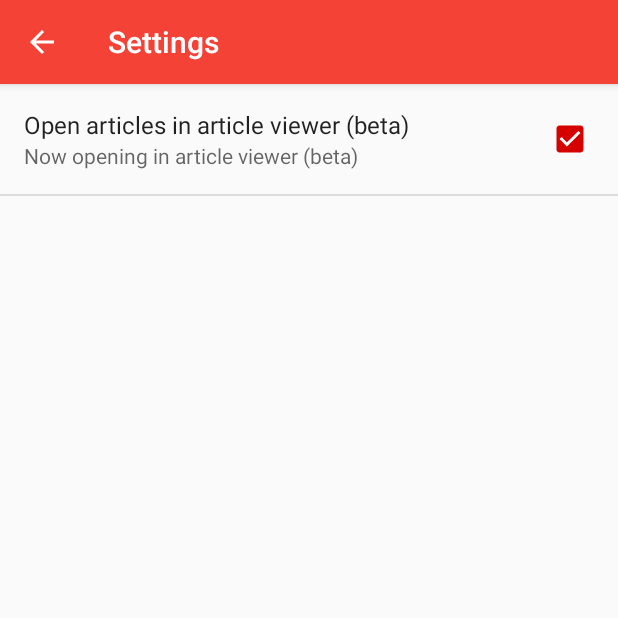
After one commit to akashyssboddeda/TheVerge, an Android app: the SettingsActivity screen opened directly, with no data from a screen before it, on a phone screen of 412 x 824 dp, the top half of it. The commit adds this screen. Run offline under Robolectric (Android 15) with nearby library versions, the phone set to English and light mode, and no system bars.

Commit message:
Create settings activity

```diff
--- a/app/build.gradle
+++ b/app/build.gradle
@@ -6,7 +6,7 @@ android {
 
     defaultConfig {
         applicationId "com.teinproductions.tein.theverge"
-        minSdkVersion 9
+        minSdkVersion 11
         targetSdkVersion 23
         versionCode 1
         versionName "1.0"
--- a/app/src/main/AndroidManifest.xml
+++ b/app/src/main/AndroidManifest.xml
@@ -47,5 +47,9 @@
         <activity
             android:name=".AuthorActivity"
             android:label="@string/author_info" />
+
+        <activity
+            android:name=".settings.SettingsActivity"
+            android:label="@string/settings" />
     </application>
 </manifest>
--- a/app/src/main/java/com/teinproductions/tein/theverge/MainActivity.java
+++ b/app/src/main/java/com/teinproductions/tein/theverge/MainActivity.java
@@ -19,6 +19,8 @@ import android.text.TextWatcher;
 import android.view.Menu;
 import android.view.MenuItem;
 import android.widget.EditText;
+
+import com.teinproductions.tein.theverge.settings.SettingsActivity;
 
 public class MainActivity extends AppCompatActivity implements NavigationView.OnNavigationItemSelectedListener {
     /* -- SKETCH --
@@ -131,6 +133,8 @@ public class MainActivity extends AppCompatActivity implements NavigationView.On
                     }
                 });
                 break;
+            case R.id.settings:
+                startActivity(new Intent(this, SettingsActivity.class));
             default:
                 return false;
         }
--- /dev/null
+++ b/app/src/main/java/com/teinproductions/tein/theverge/settings/SettingsActivity.java
@@ -0,0 +1,31 @@
+package com.teinproductions.tein.theverge.settings;
+
+import android.os.Bundle;
+import android.support.v7.app.AppCompatActivity;
+import android.support.v7.widget.Toolbar;
+import android.view.MenuItem;
+
+import com.teinproductions.tein.theverge.R;
+
+
+public class SettingsActivity extends AppCompatActivity {
+
+    @Override
+    public void onCreate(Bundle savedInstanceState) {
+        super.onCreate(savedInstanceState);
+        setContentView(R.layout.activity_settings);
+        Toolbar toolbar = (Toolbar) findViewById(R.id.toolbar);
+        setSupportActionBar(toolbar);
+        getSupportActionBar().setDisplayHomeAsUpEnabled(true);
+    }
+
+    @Override
+    public boolean onOptionsItemSelected(MenuItem item) {
+        if (item.getItemId() == android.R.id.home) {
+            finish();
+            return true;
+        }
+
+        return false;
+    }
+}
--- /dev/null
+++ b/app/src/main/java/com/teinproductions/tein/theverge/settings/SettingsFragment.java
@@ -0,0 +1,18 @@
+package com.teinproductions.tein.theverge.settings;
+
+import android.os.Bundle;
+import android.preference.PreferenceFragment;
+import android.preference.PreferenceManager;
+
+import com.teinproductions.tein.theverge.R;
+
+public class SettingsFragment extends PreferenceFragment {
+
+    @Override
+    public void onCreate(Bundle savedInstanceState) {
+        super.onCreate(savedInstanceState);
+
+        PreferenceManager.setDefaultValues(getActivity(), R.xml.preferences, false);
+        addPreferencesFromResource(R.xml.preferences);
+    }
+}
--- /dev/null
+++ b/app/src/main/res/layout/activity_settings.xml
@@ -0,0 +1,24 @@
+<android.support.design.widget.CoordinatorLayout xmlns:android="http://schemas.android.com/apk/res/android"
+    xmlns:app="http://schemas.android.com/apk/res-auto"
+    android:id="@+id/root"
+    android:layout_width="match_parent"
+    android:layout_height="match_parent">
+
+    <android.support.design.widget.AppBarLayout
+        android:layout_width="match_parent"
+        android:layout_height="wrap_content">
+
+        <include
+            android:id="@+id/toolbar"
+            layout="@layout/layout_toolbar"
+            app:layout_scrollFlags="scroll|enterAlways" />
+    </android.support.design.widget.AppBarLayout>
+
+    <!-- TODO Do something with NestedScrollView to let CoordinatorLayout work-->
+    <fragment
+        android:id="@+id/preference_fragment"
+        class="com.teinproductions.tein.theverge.settings.SettingsFragment"
+        android:layout_width="match_parent"
+        android:layout_height="match_parent"
+        app:layout_behavior="@string/appbar_scrolling_view_behavior" />
+</android.support.design.widget.CoordinatorLayout>
--- a/app/src/main/res/values/strings.xml
+++ b/app/src/main/res/values/strings.xml
@@ -2,7 +2,7 @@
     <string name="app_name">The Verge</string>
 
     <string name="hello_world">Hello world!</string>
-    <string name="action_settings">Settings</string>
+    <string name="settings">Settings</string>
     <string name="no_network">Not connected to a network</string>
     <string name="refresh">Refresh</string>
     <string name="enter_url">Enter URL</string>
@@ -34,4 +34,7 @@
     <string name="author_info">Author info</string>
     <string name="view_in_browser">View in browser</string>
     <string name="copy_url">Copy URL</string>
+    <string name="preference_use_article_viewer_title">Open articles in article viewer (beta)</string>
+    <string name="preference_use_article_viewer_on">Now opening in article viewer (beta)</string>
+    <string name="preference_use_article_viewer_off">Now opening in browser view</string>
 </resources>
--- /dev/null
+++ b/app/src/main/res/xml/preferences.xml
@@ -0,0 +1,9 @@
+<?xml version="1.0" encoding="utf-8"?>
+<PreferenceScreen xmlns:android="http://schemas.android.com/apk/res/android">
+    <CheckBoxPreference
+        android:defaultValue="true"
+        android:key="OPEN_ARTICLES_IN_BROWSER"
+        android:summaryOff="@string/preference_use_article_viewer_off"
+        android:summaryOn="@string/preference_use_article_viewer_on"
+        android:title="@string/preference_use_article_viewer_title" />
+</PreferenceScreen>
```
Also changed, not shown: app/src/main/res/menu/drawer_menu.xml (+7 -0 lines).
